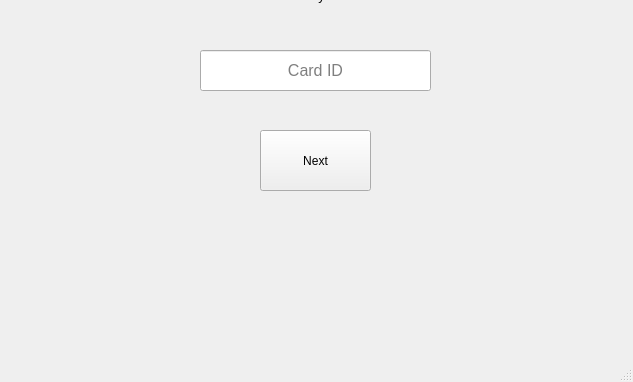
Above: bank-automat/mainwindow.ui from 25kmo-project/group_11 before the change; both pictures show x 0 to 633 and y 190 to 572 of the 633 by 572 pixel window. Below: the same form after it.
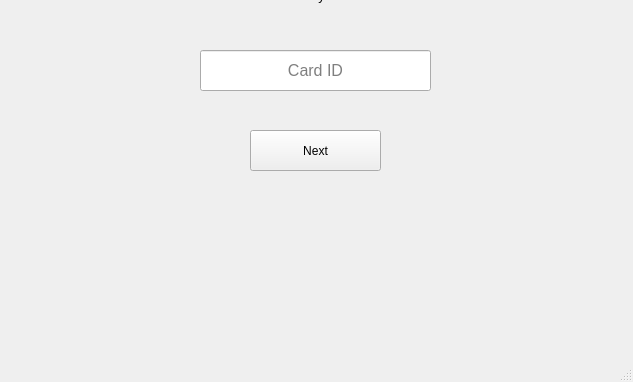
That is the form after the change.

```diff
--- a/bank-automat/mainwindow.ui
+++ b/bank-automat/mainwindow.ui
@@ -51,10 +51,10 @@
      <widget class="QPushButton" name="btnNext">
       <property name="geometry">
        <rect>
-        <x>260</x>
+        <x>250</x>
         <y>230</y>
-        <width>111</width>
-        <height>61</height>
+        <width>131</width>
+        <height>41</height>
        </rect>
       </property>
       <property name="text">
```
Left out of the diff: 10 changed lines with no effect on the pictures.
